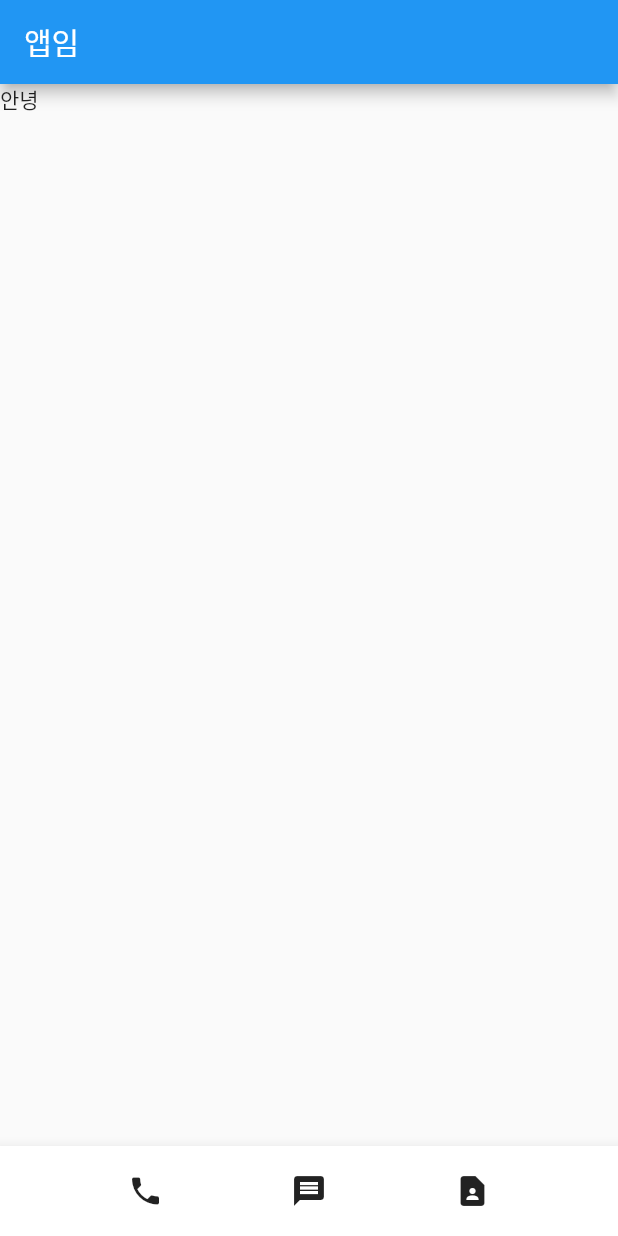
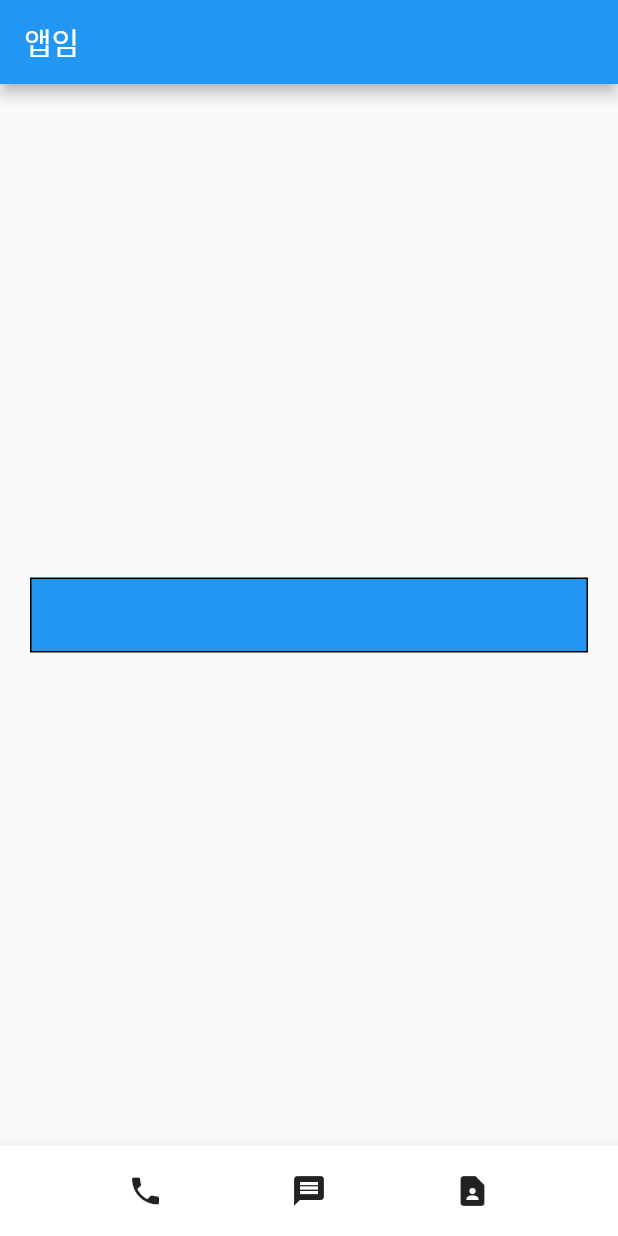
Before and after one commit to Sophia9156/flutter-contact, a Flutter app: the screen it shows after launch, on a phone screen of 412 x 824 dp. Run offline on Flutter 3.47's test engine with Material 2 defaults, Android fonts, the phone set to English and light mode, and no system bars.

Commit message:
design: box design 추가

```diff
--- a/lib/main.dart
+++ b/lib/main.dart
@@ -12,8 +12,15 @@ class MyApp extends StatelessWidget {
     return MaterialApp(
         home: Scaffold(
       appBar: AppBar(title: Text("앱임")),
-      body: Container(
-        child: Text("안녕"),
+      body: Align(
+        alignment: Alignment.center,
+        child: Container(
+          width: double.infinity,
+          height: 50,
+          margin: EdgeInsets.all(20),
+          decoration: BoxDecoration(
+              border: Border.all(color: Colors.black), color: Colors.blue),
+        ),
       ),
       bottomNavigationBar: BottomAppBar(
         child: SizedBox(
```
